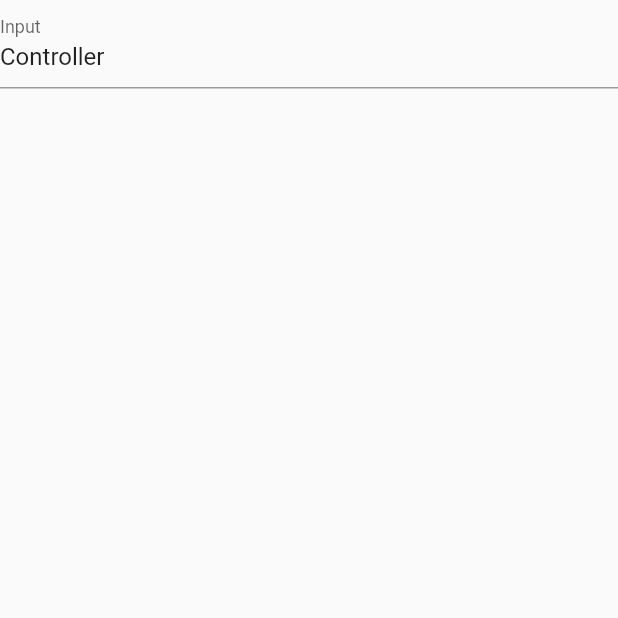
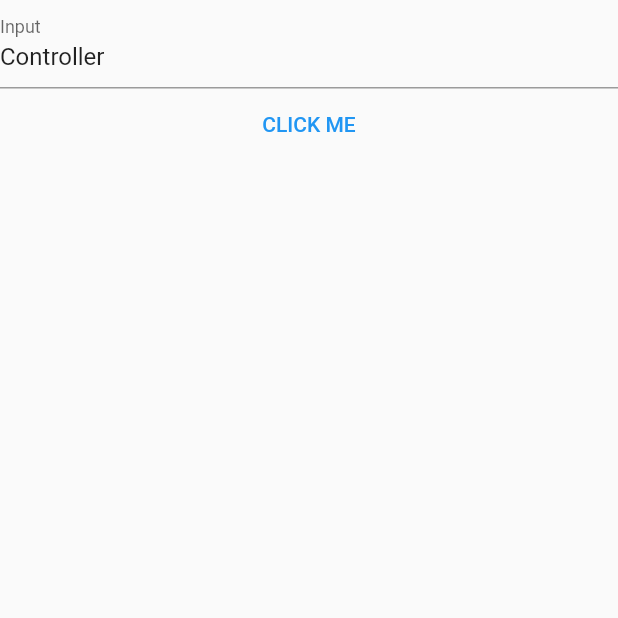
Before and after one commit to GayratShirnboyev/textfield_controller, a Flutter app: the screen it shows after launch, on a phone screen of 412 x 824 dp, the top half of it. Run offline on Flutter 3.47's test engine with Material 2 defaults, Android fonts, the phone set to English and light mode, and no system bars.

Commit message:
add text button

```diff
--- a/lib/Screen/myapp.dart
+++ b/lib/Screen/myapp.dart
@@ -2,17 +2,24 @@ import 'package:flutter/material.dart';
 
 class MyApp extends StatelessWidget {
   const MyApp({Key? key}) : super(key: key);
+  void printTxt() {}
 
   @override
   Widget build(BuildContext context) {
     TextEditingController txt = TextEditingController(text: 'Controller');
     return MaterialApp(
       home: Scaffold(
-          body: Container(
-        child: TextField(
-          decoration: InputDecoration(labelText: 'Input'),
-          controller: txt,
-        ),
+          body: Column(
+        children: [
+          TextField(
+            decoration: InputDecoration(labelText: 'Input'),
+            controller: txt,
+          ),
+          TextButton(
+            onPressed: printTxt,
+            child: Text('CLICK ME'),
+          )
+        ],
       )),
     );
   }
```
